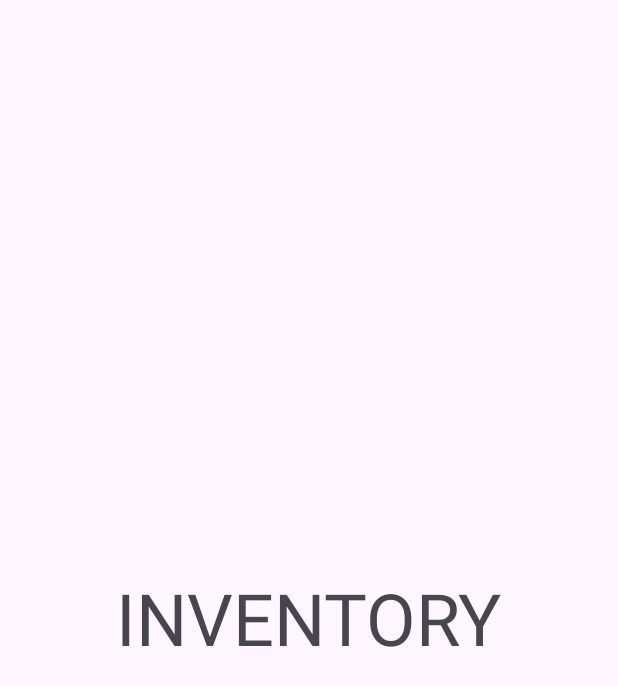
After one commit to timtulang/PabiliPal, an Android app: the inventory screen opened directly, with no data from a screen before it, on a phone screen of 412 x 824 dp. The commit adds this screen. Shown: the top 686 px of the screen. Run offline under Robolectric (Android 15) with nearby library versions, the phone set to English and light mode, and no system bars.

Commit message:
DB WORKING

```diff
--- /dev/null
+++ b/app/src/main/java/com/example/uibasics/MenuRecyclerInterface.java
@@ -0,0 +1,5 @@
+package com.example.uibasics;
+
+public interface MenuRecyclerInterface {
+    void onMenuItemClick(int position);
+}
--- /dev/null
+++ b/app/src/main/java/com/example/uibasics/inventory.java
@@ -0,0 +1,24 @@
+package com.example.uibasics;
+
+import android.os.Bundle;
+
+import androidx.activity.EdgeToEdge;
+import androidx.appcompat.app.AppCompatActivity;
+import androidx.core.graphics.Insets;
+import androidx.core.view.ViewCompat;
+import androidx.core.view.WindowInsetsCompat;
+
+public class inventory extends AppCompatActivity {
+
+    @Override
+    protected void onCreate(Bundle savedInstanceState) {
+        super.onCreate(savedInstanceState);
+        EdgeToEdge.enable(this);
+        setContentView(R.layout.activity_inventory);
+        ViewCompat.setOnApplyWindowInsetsListener(findViewById(R.id.main), (v, insets) -> {
+            Insets systemBars = insets.getInsets(WindowInsetsCompat.Type.systemBars());
+            v.setPadding(systemBars.left, systemBars.top, systemBars.right, systemBars.bottom);
+            return insets;
+        });
+    }
+}
--- /dev/null
+++ b/app/src/main/res/layout/activity_inventory.xml
@@ -0,0 +1,19 @@
+<?xml version="1.0" encoding="utf-8"?>
+<RelativeLayout xmlns:android="http://schemas.android.com/apk/res/android"
+    xmlns:app="http://schemas.android.com/apk/res-auto"
+    xmlns:tools="http://schemas.android.com/tools"
+    android:id="@+id/main"
+    android:layout_width="match_parent"
+    android:layout_height="match_parent"
+    tools:context=".inventory">
+
+    <TextView
+        android:id="@+id/textView"
+        android:layout_width="wrap_content"
+        android:layout_height="wrap_content"
+        android:text="INVENTORY"
+        android:textSize="48sp"
+        android:layout_centerInParent="true"
+        tools:layout_editor_absoluteX="341dp"
+        tools:layout_editor_absoluteY="585dp" />
+</RelativeLayout>
--- a/app/src/main/res/values/strings.xml
+++ b/app/src/main/res/values/strings.xml
@@ -1,5 +1,9 @@
 <resources>
     <string name="app_name">PabiliPal</string>
+    <string name="dashboard">Dashboard</string>
+
+    <string name="products">Products</string>
+    <string name="inventory">Inventory</string>
 
     <string-array name="dashboard_text">
         <item>Products</item>
```
Also changed, not shown: app/src/main/AndroidManifest.xml (+7 -0 lines), app/src/main/java/com/example/uibasics/MI_RecyclerViewAdapter.java (+17 -3 lines), app/src/main/java/com/example/uibasics/MainActivity.java (+25 -2 lines), app/src/main/java/com/example/uibasics/products.java (added, +24 -0 lines), app/src/main/res/layout/activity_products.xml (added, +20 -0 lines).
